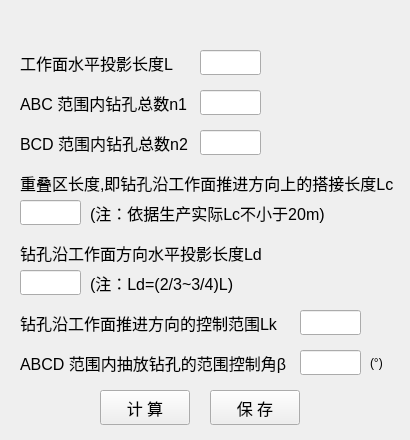
wyrover/cbm, file python/cbm/uifiles/high_drilling_pore_dlg.ui: the form before one commit.
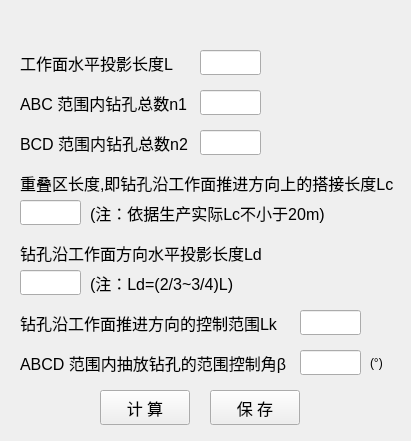
The form after the commit. Icons and pictures are not drawn.

```diff
--- a/python/cbm/uifiles/high_drilling_pore_dlg.ui
+++ b/python/cbm/uifiles/high_drilling_pore_dlg.ui
@@ -6,8 +6,8 @@
    <rect>
     <x>0</x>
     <y>0</y>
-    <width>410</width>
-    <height>440</height>
+    <width>411</width>
+    <height>441</height>
    </rect>
   </property>
   <property name="windowTitle">
```
